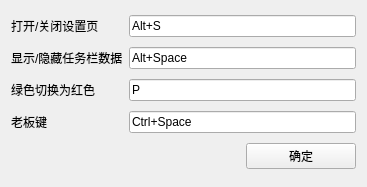
Old version of the form uis/rc_setting/shortcut_key/shortcut_key.ui in the repository YQBaobao/RollerCoaster.
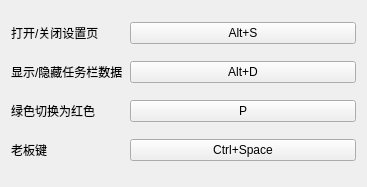
New version of the form.

The edit to the form file:
```diff
--- a/uis/rc_setting/shortcut_key/shortcut_key.ui
+++ b/uis/rc_setting/shortcut_key/shortcut_key.ui
@@ -14,13 +14,6 @@
    <string>Form</string>
   </property>
   <layout class="QGridLayout" name="gridLayout">
-   <item row="3" column="0">
-    <widget class="QLabel" name="label_11">
-     <property name="text">
-      <string>老板键</string>
-     </property>
-    </widget>
-   </item>
    <item row="0" column="0">
     <widget class="QLabel" name="label_9">
      <property name="text">
@@ -28,27 +21,6 @@
      </property>
     </widget>
    </item>
-   <item row="4" column="2">
-    <widget class="QPushButton" name="pushButton_accepted_3">
-     <property name="text">
-      <string>确定</string>
-     </property>
-    </widget>
-   </item>
-   <item row="2" column="0">
-    <widget class="QLabel" name="label">
-     <property name="text">
-      <string>绿色切换为红色</string>
-     </property>
-    </widget>
-   </item>
-   <item row="4" column="0">
-    <widget class="QLabel" name="label_2">
-     <property name="text">
-      <string/>
-     </property>
-    </widget>
-   </item>
    <item row="1" column="0">
     <widget class="QLabel" name="label_10">
      <property name="text">
@@ -56,41 +28,48 @@
      </property>
     </widget>
    </item>
-   <item row="4" column="1">
-    <widget class="QLabel" name="label_3">
-     <property name="text">
-      <string/>
-     </property>
-    </widget>
-   </item>
-   <item row="0" column="1" colspan="2">
-    <widget class="QLineEdit" name="lineEdit">
-     <property name="text">
-      <string>Alt+S</string>
-     </property>
-    </widget>
-   </item>
-   <item row="1" column="1" colspan="2">
-    <widget class="QLineEdit" name="lineEdit_2">
-     <property name="text">
-      <string>Alt+Space</string>
-     </property>
-    </widget>
-   </item>
    <item row="2" column="1" colspan="2">
-    <widget class="QLineEdit" name="lineEdit_3">
+    <widget class="QPushButton" name="pb_red_green_switch">
      <property name="text">
       <string>P</string>
      </property>
     </widget>
    </item>
+   <item row="2" column="0">
+    <widget class="QLabel" name="label">
+     <property name="text">
+      <string>绿色切换为红色</string>
+     </property>
+    </widget>
+   </item>
    <item row="3" column="1" colspan="2">
-    <widget class="QLineEdit" name="lineEdit_4">
+    <widget class="QPushButton" name="pb_boss_key">
      <property name="text">
       <string>Ctrl+Space</string>
      </property>
     </widget>
    </item>
+   <item row="1" column="1" colspan="2">
+    <widget class="QPushButton" name="pb_show_data">
+     <property name="text">
+      <string>Alt+D</string>
+     </property>
+    </widget>
+   </item>
+   <item row="0" column="1" colspan="2">
+    <widget class="QPushButton" name="pb_open_setting">
+     <property name="text">
+      <string>Alt+S</string>
+     </property>
+    </widget>
+   </item>
+   <item row="3" column="0">
+    <widget class="QLabel" name="label_11">
+     <property name="text">
+      <string>老板键</string>
+     </property>
+    </widget>
+   </item>
   </layout>
  </widget>
  <resources/>
```
